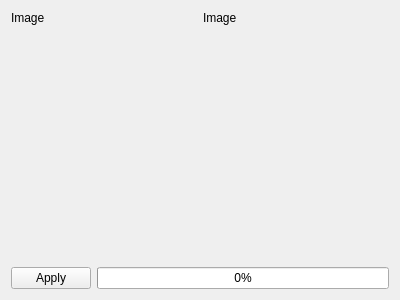
Qt form lab4/dsp-lab4/imageactionwidget.ui (dzianisv/image_processing) before a commit.
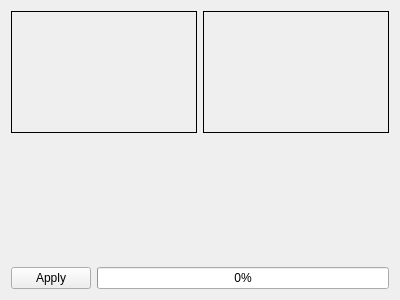
The same form after that commit. Custom widgets are drawn as their Qt base class.

Commit message: Histogram widget implemented

```diff
--- a/lab4/dsp-lab4/imageactionwidget.ui
+++ b/lab4/dsp-lab4/imageactionwidget.ui
@@ -26,8 +26,11 @@
            <verstretch>0</verstretch>
           </sizepolicy>
          </property>
+         <property name="frameShape">
+          <enum>QFrame::Box</enum>
+         </property>
          <property name="text">
-          <string>Image</string>
+          <string/>
          </property>
         </widget>
        </item>
@@ -39,8 +42,11 @@
            <verstretch>0</verstretch>
           </sizepolicy>
          </property>
+         <property name="frameShape">
+          <enum>QFrame::Box</enum>
+         </property>
          <property name="text">
-          <string>Image</string>
+          <string/>
          </property>
         </widget>
        </item>
@@ -70,19 +76,6 @@
        </item>
       </layout>
      </item>
-     <item>
-      <spacer name="verticalSpacer">
-       <property name="orientation">
-        <enum>Qt::Vertical</enum>
-       </property>
-       <property name="sizeHint" stdset="0">
-        <size>
-         <width>20</width>
-         <height>40</height>
-        </size>
-       </property>
-      </spacer>
-     </item>
      <item>
       <layout class="QHBoxLayout" name="horizontalLayout_3">
        <property name="sizeConstraint">
@@ -108,6 +101,14 @@
    </item>
   </layout>
  </widget>
+ <customwidgets>
+  <customwidget>
+   <class>HistogramWidget</class>
+   <extends>QWidget</extends>
+   <header>histogramwidget.h</header>
+   <container>1</container>
+  </customwidget>
+ </customwidgets>
  <resources/>
  <connections/>
 </ui>
```
Left out of the diff: 4 changed lines with no effect on the pictures. The commit also changes 6 other files.
